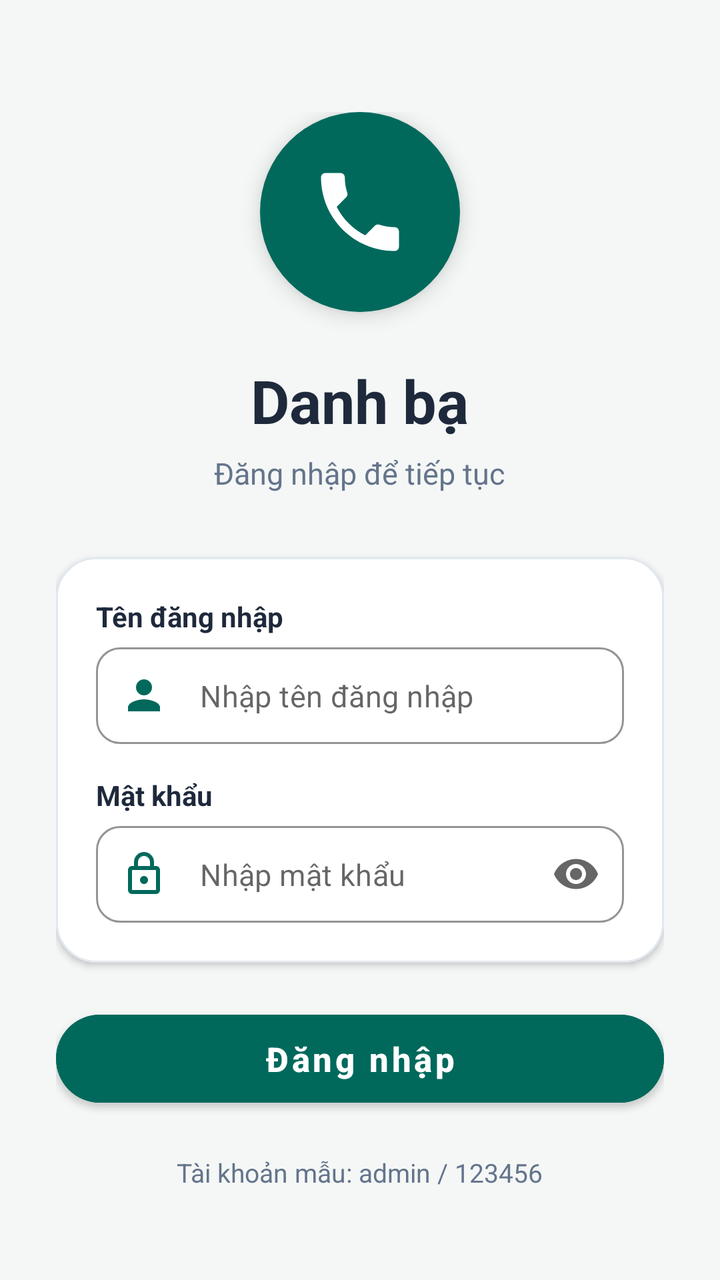
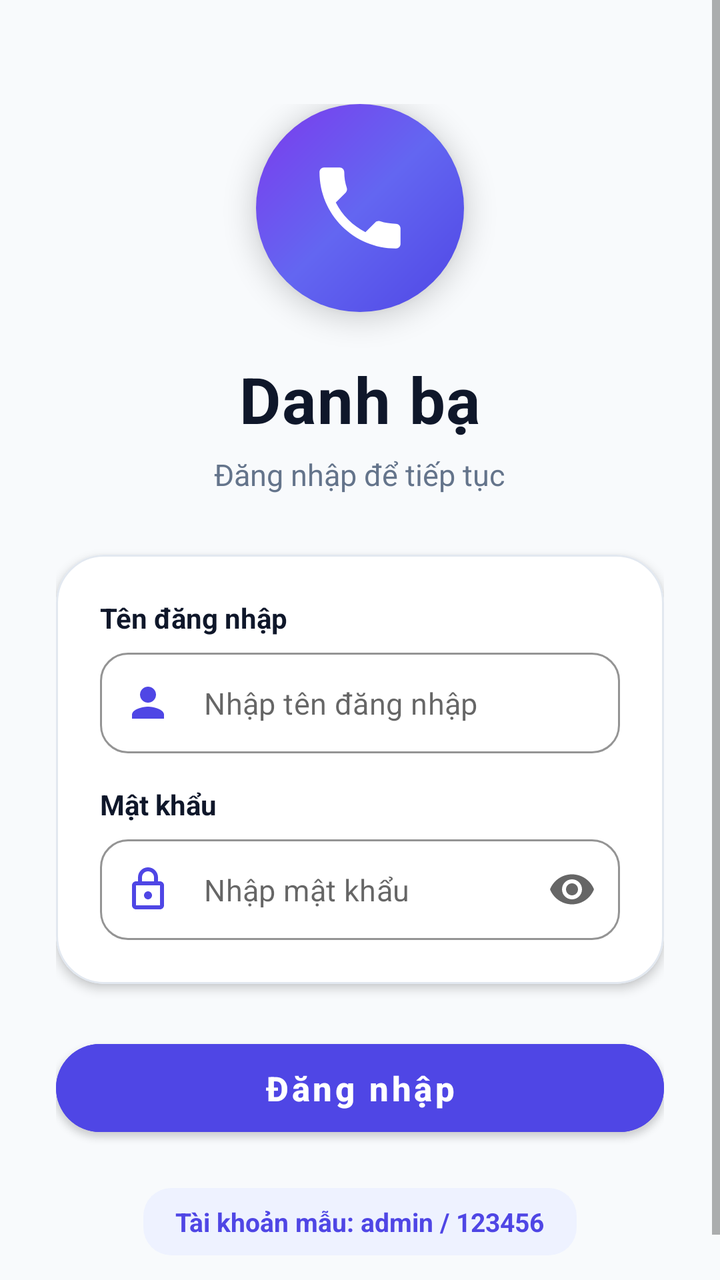

Two renders of the same Android screen: before a commit and after it. Below are the layout's source before the change and the commit's diff.
<!-- AndroidManifest.xml: application theme Theme.QuanLyDanhBa -->
<!-- res/layout/activity_login.xml -->
<?xml version="1.0" encoding="utf-8"?>
<ScrollView xmlns:android="http://schemas.android.com/apk/res/android"
    xmlns:app="http://schemas.android.com/apk/res-auto"
    xmlns:tools="http://schemas.android.com/tools"
    android:layout_width="match_parent"
    android:layout_height="match_parent"
    android:background="@color/window_background"
    android:fillViewport="true">

    <LinearLayout
        android:layout_width="match_parent"
        android:layout_height="wrap_content"
        android:gravity="center_horizontal"
        android:orientation="vertical"
        android:paddingStart="28dp"
        android:paddingTop="56dp"
        android:paddingEnd="28dp"
        android:paddingBottom="36dp">

        
        <FrameLayout
            android:layout_width="100dp"
            android:layout_height="100dp"
            android:layout_marginBottom="24dp"
            android:background="@drawable/bg_circle_logo"
            android:elevation="6dp">

            <ImageView
                android:layout_width="52dp"
                android:layout_height="52dp"
                android:layout_gravity="center"
                android:contentDescription="@string/app_name"
                android:src="@drawable/ic_phone"
                app:tint="@color/text_white" />
        </FrameLayout>

        
        <TextView
            android:id="@+id/tvAppTitle"
            android:layout_width="wrap_content"
            android:layout_height="wrap_content"
            android:text="@string/login_title"
            android:textColor="@color/text_primary"
            android:textSize="30sp"
            android:textStyle="bold" />

        <TextView
            android:id="@+id/tvSubtitle"
            android:layout_width="wrap_content"
            android:layout_height="wrap_content"
            android:layout_marginTop="6dp"
            android:layout_marginBottom="32dp"
            android:text="@string/login_subtitle"
            android:textColor="@color/text_secondary"
            android:textSize="15sp" />

        
        <com.google.android.material.card.MaterialCardView
            android:layout_width="match_parent"
            android:layout_height="wrap_content"
            android:layout_marginBottom="20dp"
            app:cardBackgroundColor="@color/card_background"
            app:cardCornerRadius="20dp"
            app:cardElevation="2dp"
            app:strokeColor="@color/card_stroke"
            app:strokeWidth="1dp">

            <LinearLayout
                android:layout_width="match_parent"
                android:layout_height="wrap_content"
                android:orientation="vertical"
                android:padding="20dp">

                
                <TextView
                    android:layout_width="wrap_content"
                    android:layout_height="wrap_content"
                    android:layout_marginBottom="6dp"
                    android:text="@string/username_label"
                    android:textColor="@color/text_primary"
                    android:textSize="14sp"
                    android:textStyle="bold" />

                
                <com.google.android.material.textfield.TextInputLayout
                    android:id="@+id/tilUsername"
                    style="@style/Widget.MaterialComponents.TextInputLayout.OutlinedBox"
                    android:layout_width="match_parent"
                    android:layout_height="wrap_content"
                    android:layout_marginBottom="16dp"
                    app:boxCornerRadiusBottomEnd="12dp"
                    app:boxCornerRadiusBottomStart="12dp"
                    app:boxCornerRadiusTopEnd="12dp"
                    app:boxCornerRadiusTopStart="12dp"
                    app:boxStrokeColor="@color/primary_teal"
                    app:hintEnabled="false"
                    app:startIconDrawable="@drawable/ic_person"
                    app:startIconTint="@color/primary_teal">

                    <com.google.android.material.textfield.TextInputEditText
                        android:id="@+id/etUsername"
                        android:layout_width="match_parent"
                        android:layout_height="wrap_content"
                        android:hint="@string/username_hint"
                        android:inputType="text"
                        android:paddingTop="14dp"
                        android:paddingBottom="14dp"
                        android:textColor="@color/text_primary"
                        android:textSize="15sp" />
                </com.google.android.material.textfield.TextInputLayout>

                
                <TextView
                    android:layout_width="wrap_content"
                    android:layout_height="wrap_content"
                    android:layout_marginBottom="6dp"
                    android:text="@string/password_label"
                    android:textColor="@color/text_primary"
                    android:textSize="14sp"
                    android:textStyle="bold" />

                
                <com.google.android.material.textfield.TextInputLayout
                    android:id="@+id/tilPassword"
                    style="@style/Widget.MaterialComponents.TextInputLayout.OutlinedBox"
                    android:layout_width="match_parent"
                    android:layout_height="wrap_content"
                    app:boxCornerRadiusBottomEnd="12dp"
                    app:boxCornerRadiusBottomStart="12dp"
                    app:boxCornerRadiusTopEnd="12dp"
                    app:boxCornerRadiusTopStart="12dp"
                    app:boxStrokeColor="@color/primary_teal"
                    app:endIconMode="password_toggle"
                    app:hintEnabled="false"
                    app:startIconDrawable="@drawable/ic_lock"
                    app:startIconTint="@color/primary_teal">

                    <com.google.android.material.textfield.TextInputEditText
                        android:id="@+id/etPassword"
                        android:layout_width="match_parent"
                        android:layout_height="wrap_content"
                        android:hint="@string/password_hint"
                        android:inputType="textPassword"
                        android:paddingTop="14dp"
                        android:paddingBottom="14dp"
                        android:textColor="@color/text_primary"
                        android:textSize="15sp" />
                </com.google.android.material.textfield.TextInputLayout>

                
                <TextView
                    android:id="@+id/tvErrorMessage"
                    android:layout_width="wrap_content"
                    android:layout_height="wrap_content"
                    android:layout_marginTop="10dp"
                    android:gravity="center"
                    android:text="@string/error_invalid_credentials"
                    android:textColor="@color/text_error"
                    android:textSize="13sp"
                    android:textStyle="bold"
                    android:visibility="gone"
                    tools:visibility="visible" />

            </LinearLayout>
        </com.google.android.material.card.MaterialCardView>

        
        <com.google.android.material.button.MaterialButton
            android:id="@+id/btnLogin"
            android:layout_width="match_parent"
            android:layout_height="56dp"
            android:backgroundTint="@color/primary_teal"
            android:elevation="4dp"
            android:text="@string/login_button"
            android:textAllCaps="false"
            android:textColor="@color/text_white"
            android:textSize="17sp"
            android:textStyle="bold"
            app:cornerRadius="28dp" />

        
        <TextView
            android:id="@+id/tvDemoAccount"
            android:layout_width="wrap_content"
            android:layout_height="wrap_content"
            android:layout_marginTop="20dp"
            android:text="@string/login_demo_account"
            android:textColor="@color/text_secondary"
            android:textSize="13sp" />

    </LinearLayout>
</ScrollView>
<!-- resources referenced by this layout -->
<resources>
  <color name="card_background">#FFFFFF</color>
  <color name="card_stroke">#E2E8F0</color>
  <color name="primary_teal">#00695C</color>
  <color name="text_error">#DC2626</color>
  <color name="text_primary">#1E293B</color>
  <color name="text_secondary">#64748B</color>
  <color name="text_white">#FFFFFF</color>
  <color name="window_background">#F4F7F6</color>
  <!-- drawable bg_circle_logo (drawable) -->
  <?xml version="1.0" encoding="utf-8"?>
  <shape xmlns:android="http://schemas.android.com/apk/res/android"
      android:shape="oval">
      <solid android:color="@color/primary_teal" />
  </shape>
  <!-- drawable ic_lock (drawable) -->
  <vector xmlns:android="http://schemas.android.com/apk/res/android"
      android:width="24dp"
      android:height="24dp"
      android:viewportWidth="24"
      android:viewportHeight="24"
      android:tint="@color/primary_teal">
    <path
        android:fillColor="@android:color/white"
        android:pathData="M18,8h-1V6c0,-2.76 -2.24,-5 -5,-5S7,3.24 7,6v2H6c-1.1,0 -2,0.9 -2,2v10c0,1.1 0.9,2 2,2h12c1.1,0 2,-0.9 2,-2V10c0,-1.1 -0.9,-2 -2,-2zM9,6c0,-1.66 1.34,-3 3,-3s3,1.34 3,3v2H9V6zm9,14H6V10h12v10zm-6,-3c1.1,0 2,-0.9 2,-2s-0.9,-2 -2,-2 -2,0.9 -2,2 0.9,2 2,2z"/>
  </vector>
  <!-- drawable ic_person (drawable) -->
  <vector xmlns:android="http://schemas.android.com/apk/res/android"
      android:width="24dp"
      android:height="24dp"
      android:viewportWidth="24"
      android:viewportHeight="24"
      android:tint="@color/primary_teal">
    <path
        android:fillColor="@android:color/white"
        android:pathData="M12,12c2.21,0 4,-1.79 4,-4s-1.79,-4 -4,-4 -4,1.79 -4,4 1.79,4 4,4zM12,14c-2.67,0 -8,1.34 -8,4v2h16v-2c0,-2.66 -5.33,-4 -8,-4z"/>
  </vector>
  <string name="app_name">Quản lý danh bạ</string>
  <string name="error_invalid_credentials">Sai tên đăng nhập hoặc mật khẩu</string>
  <string name="login_button">Đăng nhập</string>
  <string name="login_demo_account">Tài khoản mẫu: admin / 123456</string>
  <string name="login_subtitle">Đăng nhập để tiếp tục</string>
  <string name="login_title">Danh bạ</string>
  <string name="password_hint">Nhập mật khẩu</string>
  <string name="password_label">Mật khẩu</string>
  <string name="username_hint">Nhập tên đăng nhập</string>
  <string name="username_label">Tên đăng nhập</string>
  <style name="Theme.QuanLyDanhBa" parent="Theme.MaterialComponents.DayNight.NoActionBar">
          
          <item name="colorPrimary">@color/primary_teal</item>
          <item name="colorPrimaryVariant">@color/primary_teal_dark</item>
          <item name="colorOnPrimary">@color/text_white</item>
          
          <item name="colorSecondary">@color/primary_teal_medium</item>
          <item name="colorSecondaryVariant">@color/primary_teal_dark</item>
          <item name="colorOnSecondary">@color/text_white</item>
          
          <item name="android:statusBarColor">@color/primary_teal_dark</item>
          <item name="android:windowLightStatusBar">false</item>
          <item name="android:windowBackground">@color/window_background</item>
      </style>
  <color name="primary_teal_dark">#004D40</color>
  <color name="primary_teal_medium">#00897B</color>
  <!-- unchanged entries left out for length: 1 -->
</resources>

<!-- the commit's change to res/layout/activity_login.xml (unified diff, before → after) -->
@@ -13,21 +13,21 @@
         android:gravity="center_horizontal"
         android:orientation="vertical"
         android:paddingStart="28dp"
-        android:paddingTop="56dp"
+        android:paddingTop="52dp"
         android:paddingEnd="28dp"
         android:paddingBottom="36dp">
 
         
         <FrameLayout
-            android:layout_width="100dp"
-            android:layout_height="100dp"
-            android:layout_marginBottom="24dp"
+            android:layout_width="104dp"
+            android:layout_height="104dp"
+            android:layout_marginBottom="22dp"
             android:background="@drawable/bg_circle_logo"
-            android:elevation="6dp">
+            android:elevation="8dp">
 
             <ImageView
-                android:layout_width="52dp"
-                android:layout_height="52dp"
+                android:layout_width="54dp"
+                android:layout_height="54dp"
                 android:layout_gravity="center"
                 android:contentDescription="@string/app_name"
                 android:src="@drawable/ic_phone"
@@ -39,9 +39,10 @@
             android:id="@+id/tvAppTitle"
             android:layout_width="wrap_content"
             android:layout_height="wrap_content"
+            android:letterSpacing="0.02"
             android:text="@string/login_title"
             android:textColor="@color/text_primary"
-            android:textSize="30sp"
+            android:textSize="32sp"
             android:textStyle="bold" />
 
         <TextView
@@ -49,7 +50,7 @@
             android:layout_width="wrap_content"
             android:layout_height="wrap_content"
             android:layout_marginTop="6dp"
-            android:layout_marginBottom="32dp"
+            android:layout_marginBottom="30dp"
             android:text="@string/login_subtitle"
             android:textColor="@color/text_secondary"
             android:textSize="15sp" />
@@ -58,10 +59,10 @@
         <com.google.android.material.card.MaterialCardView
             android:layout_width="match_parent"
             android:layout_height="wrap_content"
-            android:layout_marginBottom="20dp"
+            android:layout_marginBottom="24dp"
             app:cardBackgroundColor="@color/card_background"
-            app:cardCornerRadius="20dp"
-            app:cardElevation="2dp"
+            app:cardCornerRadius="24dp"
+            app:cardElevation="3dp"
             app:strokeColor="@color/card_stroke"
             app:strokeWidth="1dp">
 
@@ -69,33 +70,32 @@
                 android:layout_width="match_parent"
                 android:layout_height="wrap_content"
                 android:orientation="vertical"
-                android:padding="20dp">
+                android:padding="22dp">
 
                 
                 <TextView
                     android:layout_width="wrap_content"
                     android:layout_height="wrap_content"
-                    android:layout_marginBottom="6dp"
+                    android:layout_marginBottom="8dp"
                     android:text="@string/username_label"
                     android:textColor="@color/text_primary"
                     android:textSize="14sp"
                     android:textStyle="bold" />
 
-                
                 <com.google.android.material.textfield.TextInputLayout
                     android:id="@+id/tilUsername"
                     style="@style/Widget.MaterialComponents.TextInputLayout.OutlinedBox"
                     android:layout_width="match_parent"
                     android:layout_height="wrap_content"
                     android:layout_marginBottom="16dp"
-                    app:boxCornerRadiusBottomEnd="12dp"
-                    app:boxCornerRadiusBottomStart="12dp"
-                    app:boxCornerRadiusTopEnd="12dp"
-                    app:boxCornerRadiusTopStart="12dp"
-                    app:boxStrokeColor="@color/primary_teal"
+                    app:boxCornerRadiusBottomEnd="14dp"
+                    app:boxCornerRadiusBottomStart="14dp"
+                    app:boxCornerRadiusTopEnd="14dp"
+                    app:boxCornerRadiusTopStart="14dp"
+                    app:boxStrokeColor="@color/primary_brand"
                     app:hintEnabled="false"
                     app:startIconDrawable="@drawable/ic_person"
-                    app:startIconTint="@color/primary_teal">
+                    app:startIconTint="@color/primary_brand">
 
                     <com.google.android.material.textfield.TextInputEditText
                         android:id="@+id/etUsername"
@@ -103,8 +103,8 @@
                         android:layout_height="wrap_content"
                         android:hint="@string/username_hint"
                         android:inputType="text"
-                        android:paddingTop="14dp"
-                        android:paddingBottom="14dp"
+                        android:paddingTop="15dp"
+                        android:paddingBottom="15dp"
                         android:textColor="@color/text_primary"
                         android:textSize="15sp" />
                 </com.google.android.material.textfield.TextInputLayout>
@@ -113,27 +113,26 @@
                 <TextView
                     android:layout_width="wrap_content"
                     android:layout_height="wrap_content"
-                    android:layout_marginBottom="6dp"
+                    android:layout_marginBottom="8dp"
                     android:text="@string/password_label"
                     android:textColor="@color/text_primary"
                     android:textSize="14sp"
                     android:textStyle="bold" />
 
-                
                 <com.google.android.material.textfield.TextInputLayout
                     android:id="@+id/tilPassword"
                     style="@style/Widget.MaterialComponents.TextInputLayout.OutlinedBox"
                     android:layout_width="match_parent"
                     android:layout_height="wrap_content"
-                    app:boxCornerRadiusBottomEnd="12dp"
-                    app:boxCornerRadiusBottomStart="12dp"
-                    app:boxCornerRadiusTopEnd="12dp"
-                    app:boxCornerRadiusTopStart="12dp"
-                    app:boxStrokeColor="@color/primary_teal"
+                    app:boxCornerRadiusBottomEnd="14dp"
+                    app:boxCornerRadiusBottomStart="14dp"
+                    app:boxCornerRadiusTopEnd="14dp"
+                    app:boxCornerRadiusTopStart="14dp"
+                    app:boxStrokeColor="@color/primary_brand"
                     app:endIconMode="password_toggle"
                     app:hintEnabled="false"
                     app:startIconDrawable="@drawable/ic_lock"
-                    app:startIconTint="@color/primary_teal">
+                    app:startIconTint="@color/primary_brand">
 
                     <com.google.android.material.textfield.TextInputEditText
                         android:id="@+id/etPassword"
@@ -141,8 +140,8 @@
                         android:layout_height="wrap_content"
                         android:hint="@string/password_hint"
                         android:inputType="textPassword"
-                        android:paddingTop="14dp"
-                        android:paddingBottom="14dp"
+                        android:paddingTop="15dp"
+                        android:paddingBottom="15dp"
                         android:textColor="@color/text_primary"
                         android:textSize="15sp" />
                 </com.google.android.material.textfield.TextInputLayout>
@@ -150,10 +149,13 @@
                 
                 <TextView
                     android:id="@+id/tvErrorMessage"
-                    android:layout_width="wrap_content"
-                    android:layout_height="wrap_content"
-                    android:layout_marginTop="10dp"
+                    android:layout_width="match_parent"
+                    android:layout_height="wrap_content"
+                    android:layout_marginTop="12dp"
+                    android:background="#15EF4444"
                     android:gravity="center"
+                    android:paddingTop="8dp"
+                    android:paddingBottom="8dp"
                     android:text="@string/error_invalid_credentials"
                     android:textColor="@color/text_error"
                     android:textSize="13sp"
@@ -169,8 +171,8 @@
             android:id="@+id/btnLogin"
             android:layout_width="match_parent"
             android:layout_height="56dp"
-            android:backgroundTint="@color/primary_teal"
-            android:elevation="4dp"
+            android:backgroundTint="@color/primary_brand"
+            android:elevation="6dp"
             android:text="@string/login_button"
             android:textAllCaps="false"
             android:textColor="@color/text_white"
@@ -179,14 +181,25 @@
             app:cornerRadius="28dp" />
 
         
-        <TextView
-            android:id="@+id/tvDemoAccount"
+        <LinearLayout
             android:layout_width="wrap_content"
             android:layout_height="wrap_content"
-            android:layout_marginTop="20dp"
-            android:text="@string/login_demo_account"
-            android:textColor="@color/text_secondary"
-            android:textSize="13sp" />
+            android:layout_marginTop="22dp"
+            android:background="@drawable/bg_badge_work"
+            android:paddingStart="16dp"
+            android:paddingTop="8dp"
+            android:paddingEnd="16dp"
+            android:paddingBottom="8dp">
+
+            <TextView
+                android:id="@+id/tvDemoAccount"
+                android:layout_width="wrap_content"
+                android:layout_height="wrap_content"
+                android:text="@string/login_demo_account"
+                android:textColor="@color/primary_brand"
+                android:textSize="13sp"
+                android:textStyle="bold" />
+        </LinearLayout>
 
     </LinearLayout>
 </ScrollView>
<!-- resource entries referenced after the edit -->
@@ -2,17 +2,32 @@
 <resources>
   <color name="card_background">#FFFFFF</color>
   <color name="card_stroke">#E2E8F0</color>
-  <color name="primary_teal">#00695C</color>
-  <color name="text_error">#DC2626</color>
-  <color name="text_primary">#1E293B</color>
+  <color name="primary_brand">#4F46E5</color>
+  <color name="primary_teal">#4F46E5</color>
+  <color name="primary_brand_dark">#3730A3</color>
+  <color name="purple_600">#7C3AED</color>
+  <color name="text_error">#EF4444</color>
+  <color name="text_primary">#0F172A</color>
   <color name="text_secondary">#64748B</color>
   <color name="text_white">#FFFFFF</color>
-  <color name="window_background">#F4F7F6</color>
+  <color name="window_background">#F8FAFC</color>
+  <!-- drawable bg_badge_work (drawable) -->
+  <?xml version="1.0" encoding="utf-8"?>
+  <shape xmlns:android="http://schemas.android.com/apk/res/android"
+      android:shape="rectangle">
+      <solid android:color="@color/group_work_bg" />
+      <corners android:radius="14dp" />
+  </shape>
   <!-- drawable bg_circle_logo (drawable) -->
   <?xml version="1.0" encoding="utf-8"?>
   <shape xmlns:android="http://schemas.android.com/apk/res/android"
       android:shape="oval">
-      <solid android:color="@color/primary_teal" />
+      <gradient
+          android:angle="135"
+          android:startColor="#4F46E5"
+          android:centerColor="#6366F1"
+          android:endColor="#7C3AED"
+          android:type="linear" />
   </shape>
   <!-- drawable ic_lock (drawable) -->
   <vector xmlns:android="http://schemas.android.com/apk/res/android"
@@ -48,20 +63,21 @@
   <string name="username_label">Tên đăng nhập</string>
   <style name="Theme.QuanLyDanhBa" parent="Theme.MaterialComponents.DayNight.NoActionBar">
           
-          <item name="colorPrimary">@color/primary_teal</item>
-          <item name="colorPrimaryVariant">@color/primary_teal_dark</item>
+          <item name="colorPrimary">@color/primary_brand</item>
+          <item name="colorPrimaryVariant">@color/primary_brand_dark</item>
           <item name="colorOnPrimary">@color/text_white</item>
+  
           
-          <item name="colorSecondary">@color/primary_teal_medium</item>
-          <item name="colorSecondaryVariant">@color/primary_teal_dark</item>
+          <item name="colorSecondary">@color/purple_600</item>
+          <item name="colorSecondaryVariant">@color/primary_brand_dark</item>
           <item name="colorOnSecondary">@color/text_white</item>
+  
           
-          <item name="android:statusBarColor">@color/primary_teal_dark</item>
+          <item name="android:statusBarColor">@color/primary_brand_dark</item>
           <item name="android:windowLightStatusBar">false</item>
           <item name="android:windowBackground">@color/window_background</item>
       </style>
-  <color name="primary_teal_dark">#004D40</color>
-  <color name="primary_teal_medium">#00897B</color>
+  <color name="group_work_bg">#EEF2FF</color>
   <!-- unchanged entries left out for length: 1 -->
 </resources>
 
